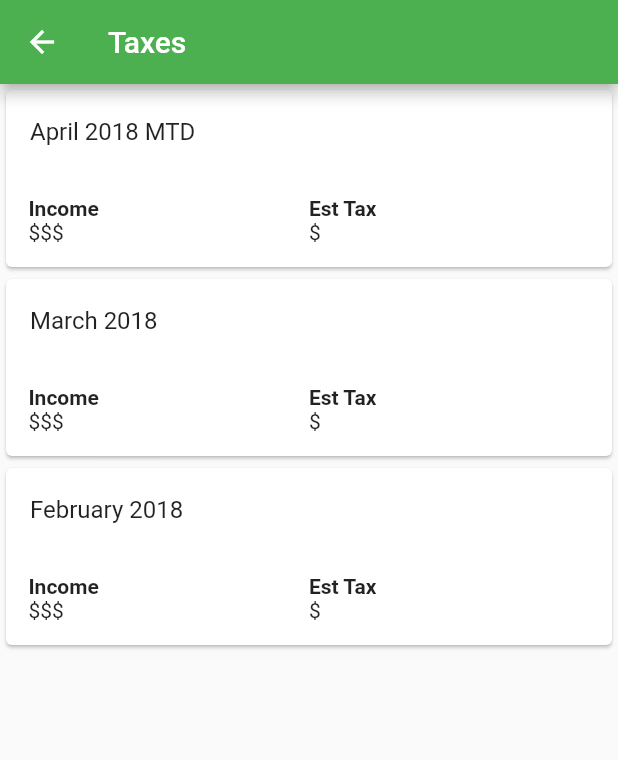
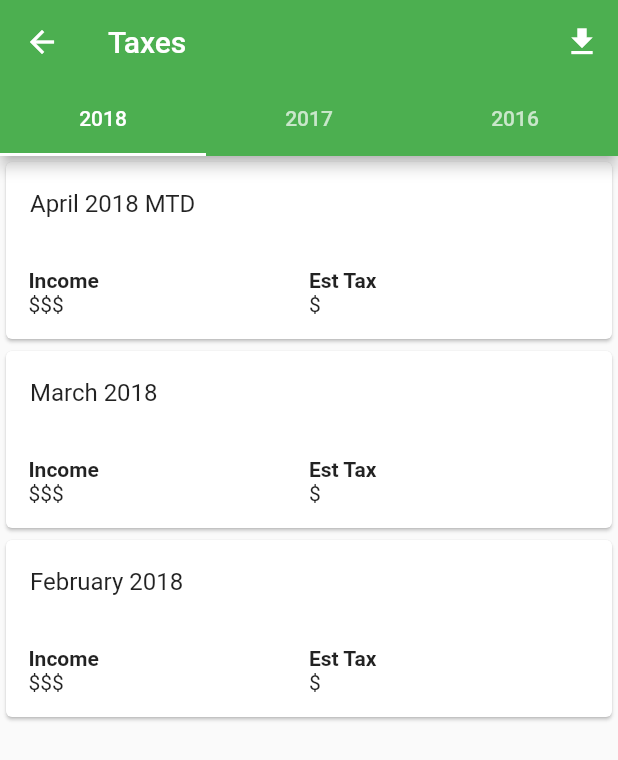
Before and after one commit to thekeenant/qbse-case-competition, a Flutter app: the HomePage screen opened by its route, after a tap on "Taxes", on a phone screen of 412 x 824 dp. Shown: the top 760 px of the screen. Run offline on Flutter 3.47's test engine with Material 2 defaults, Android fonts, the phone set to English and light mode, and no system bars; our stand-ins replace charts_flutter; missing offline and left inert: fcharts.

```diff
--- a/lib/pages/home.dart
+++ b/lib/pages/home.dart
@@ -11,7 +11,7 @@ class HomePage extends StatefulWidget {
 }
 
 class _HomePageState extends State<HomePage> {
-  final profits = [5.21, -0.21, 251.43, 201.90, 1021.10, 1021.50];
+  final profits = [5.21, -0.21, 251.43, 201.90, 285.20, 1021.10, 1021.10, 1021.50];
 
   int _profitTimeSelected = 0;
   int _heatmapSelected = 0;
@@ -62,12 +62,20 @@ class _HomePageState extends State<HomePage> {
                           value: 3,
                         ),
                         new DropdownMenuItem(
-                          child: new Text('This Year'),
+                          child: new Text('This Month'),
                           value: 4,
                         ),
                         new DropdownMenuItem(
+                          child: new Text('3 Months'),
+                          value: 5,
+                        ),
+                        new DropdownMenuItem(
+                          child: new Text('This Year'),
+                          value: 6,
+                        ),
+                        new DropdownMenuItem(
                           child: new Text('All Time'),
-                          value: 5,
+                          value: 7,
                         ),
                       ],
                       onChanged: (selected) {
@@ -87,7 +95,7 @@ class _HomePageState extends State<HomePage> {
                         fontWeight: FontWeight.bold,
                       ),
                     ),
-                    subtitle: new Text('Profit Estimate'),
+                    subtitle: new Text('Rideshare Profit Estimate'),
                   ),
                 ],
               ),
@@ -104,7 +112,7 @@ class _HomePageState extends State<HomePage> {
                     title: new Text('Current Activity: '),
                     trailing: new Row(
                       children: [
-                        new Text('High'),
+                        new Text('High', style: new TextStyle(fontWeight: FontWeight.bold)),
                         new Icon(Icons.warning, color: Colors.orange),
                       ],
                     ),
@@ -145,6 +153,7 @@ class _HomePageState extends State<HomePage> {
               onTap: () {
                 Navigator.pushNamed(context, '/taxes');
               },
+              subtitle: new Text('Monthly estimate? Yearly estimate?'),
             ),
           ),
         ],
--- a/lib/pages/taxes.dart
+++ b/lib/pages/taxes.dart
@@ -1,5 +1,4 @@
 import 'package:flutter/material.dart';
-import 'package:qbse/drawer.dart';
 
 class TaxesPage extends StatefulWidget {
   @override
@@ -7,13 +6,41 @@ class TaxesPage extends StatefulWidget {
 }
 
 class _TaxesPageState extends State<TaxesPage> {
+  final GlobalKey<ScaffoldState> key = new GlobalKey<ScaffoldState>();
+
   @override
   Widget build(BuildContext context) {
-    return new Scaffold(
+    return new DefaultTabController(
+      length: 3,
+      child: new Scaffold(
+        key: key,
         appBar: new AppBar(
           title: new Text('Taxes'),
+          actions: [
+            new IconButton(
+              icon: new Icon(Icons.file_download),
+              onPressed: () {
+                key.currentState.showSnackBar(new SnackBar(content: new Text("Downloading 2018 report...")));
+              },
             ),
-      body: new ListView(
+          ],
+          bottom: new TabBar(
+            tabs: [
+              new Tab(
+                text: "2018"
+              ),
+              new Tab(
+                text: "2017"
+              ),
+              new Tab(
+                text: "2016"
+              )
+            ],
+          ),
+        ),
+        body: new TabBarView(
+          children: [
+            new ListView(
               children: [
                 new Card(
                   child: new Column(
@@ -106,6 +133,15 @@ class _TaxesPageState extends State<TaxesPage> {
                 ),
               ],
             ),
+            new Center(
+              child: new Text("Incomplete"),
+            ),
+            new Center(
+              child: new Text("Incomplete"),
+            ),
+          ]
+        )
+      ),
     );
   }
 }
--- a/lib/pages/vehicle.dart
+++ b/lib/pages/vehicle.dart
@@ -24,7 +24,8 @@ class _VehiclePageState extends State<VehiclePage> {
       appBar: new AppBar(
         title: new Text('Vehicle'),
       ),
-      body: new ListView(
+      body: new Form(
+        child: new ListView(
           children: [
             new ListTile(
               title: new Text('Enter vehicle make/model/year:'),
@@ -129,6 +130,7 @@ class _VehiclePageState extends State<VehiclePage> {
             )
           ],
         ),
+      ),
     );
   }
 }
```
Also changed, not shown: lib/pages/analytics.dart (+21 -7 lines), lib/pages/profit.dart (+10 -2 lines), lib/pages/splash.dart (+23 -4 lines), lib/pages/taxes_month.dart (+11 -0 lines). Lines whose indentation alone changed are shown as unchanged.
